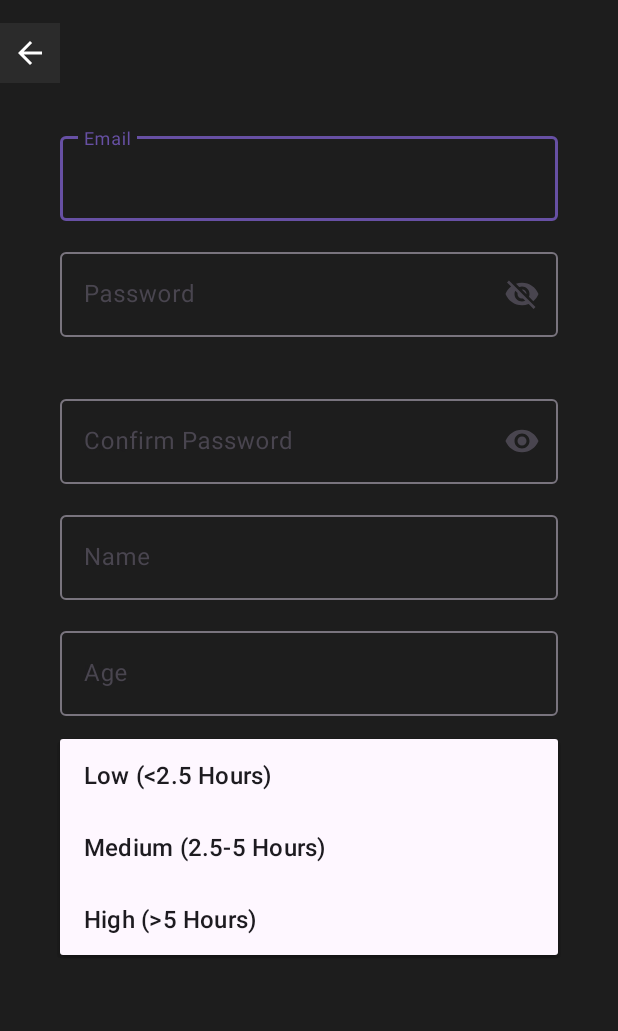
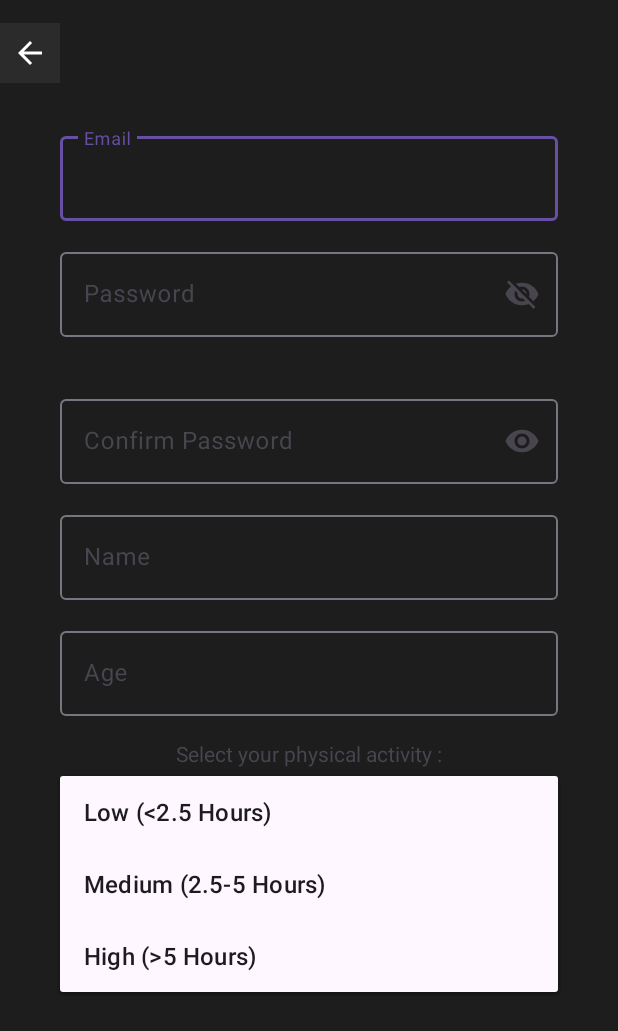
Before and after one commit to AlejandroFrancosFernandez/TFGSportPro, an Android app: the RegisterActivity screen opened directly, with no data from a screen before it, after a tap on "Low (<2.5 Hours)", on a phone screen of 412 x 824 dp. Shown: the top 1031 px of the screen. Run offline under Robolectric (Android 15) with nearby library versions, the phone set to English and light mode, and no system bars; our stand-ins replace Firebase (no records; nobody signed in at launch, a user with empty details on screens opened directly); 2 other taps on this screen came first.

Commit message:
Cambios en las traducciones

```diff
--- a/app/build.gradle.kts
+++ b/app/build.gradle.kts
@@ -51,6 +51,9 @@ dependencies {
     implementation(libs.firebase.firestore)
     implementation(libs.firebase.firestore.ktx)
 
+    implementation ("androidx.viewpager2:viewpager2:1.1.0")
+    implementation ("me.relex:circleindicator:2.1.6")
+
     implementation(libs.androidx.core.ktx)
     implementation(libs.androidx.appcompat)
     implementation(libs.material)
--- a/app/src/main/res/layout/activity_register.xml
+++ b/app/src/main/res/layout/activity_register.xml
@@ -34,7 +34,7 @@
             android:id="@+id/tiet_email"
             android:layout_width="match_parent"
             android:layout_height="wrap_content"
-            android:hint="Email"
+            android:hint="@string/email"
             android:textColor="@color/white" />
     </com.google.android.material.textfield.TextInputLayout>
 
@@ -55,7 +55,7 @@
             android:id="@+id/tiet_password"
             android:layout_width="match_parent"
             android:layout_height="wrap_content"
-            android:hint="Password"
+            android:hint="@string/password"
             android:inputType="textPassword"
             android:textColor="@color/white" />
 
@@ -79,7 +79,7 @@
             android:id="@+id/tiet_confirmPassword"
             android:layout_width="match_parent"
             android:layout_height="wrap_content"
-            android:hint="hint"
+            android:hint="@string/confirmPassword"
             android:inputType="textPassword"
             android:textColor="@color/white" />
     </com.google.android.material.textfield.TextInputLayout>
@@ -91,7 +91,7 @@
         android:layout_marginStart="40dp"
         android:layout_marginTop="15dp"
         android:layout_marginEnd="40dp"
-        android:hint="Name"
+        android:hint="@string/name"
         app:layout_constraintEnd_toEndOf="parent"
         app:layout_constraintStart_toStartOf="parent"
         app:layout_constraintTop_toBottomOf="@+id/InputConfirmPassword">
@@ -120,22 +120,32 @@
             android:id="@+id/tiet_age"
             android:layout_width="match_parent"
             android:layout_height="wrap_content"
-            android:hint="hint"
+            android:hint="@string/age"
             android:textColor="@color/white"/>
     </com.google.android.material.textfield.TextInputLayout>
+
+    <TextView
+        android:id="@+id/infoPhysicalLevel"
+        android:layout_width="wrap_content"
+        android:layout_height="wrap_content"
+        android:layout_marginTop="15dp"
+        android:text="@string/infoPhysicalLevel"
+        app:layout_constraintEnd_toEndOf="parent"
+        app:layout_constraintStart_toStartOf="parent"
+        app:layout_constraintTop_toBottomOf="@+id/InputAge" />
 
     <Spinner
         android:id="@+id/PhysicalActivityLevel"
         android:layout_width="match_parent"
         android:layout_height="wrap_content"
         android:layout_marginStart="40dp"
-        android:layout_marginTop="15dp"
+        android:layout_marginTop="5dp"
         android:layout_marginEnd="40dp"
         android:background="@color/gray"
         android:minHeight="48dp"
         app:layout_constraintEnd_toEndOf="parent"
         app:layout_constraintStart_toStartOf="parent"
-        app:layout_constraintTop_toBottomOf="@+id/InputAge" />
+        app:layout_constraintTop_toBottomOf="@+id/infoPhysicalLevel" />
 
     <Button
         android:id="@+id/b_register"
@@ -143,7 +153,7 @@
         android:layout_height="wrap_content"
         android:layout_marginTop="15dp"
         android:backgroundTint="@color/gray"
-        android:text="Register"
+        android:text="@string/register"
         app:layout_constraintEnd_toEndOf="parent"
         app:layout_constraintStart_toStartOf="parent"
         app:layout_constraintTop_toBottomOf="@+id/PhysicalActivityLevel" />
--- a/app/src/main/res/menu/botonnavigation.xml
+++ b/app/src/main/res/menu/botonnavigation.xml
@@ -1,13 +1,13 @@
 <?xml version="1.0" encoding="utf-8"?>
 <menu xmlns:android="http://schemas.android.com/apk/res/android">
 
-    <item android:title="Training"
+    <item android:title="@string/Training"
         android:id="@+id/navTraining"
         android:icon="@drawable/trainingicon"/>
-    <item android:title="Resume"
+    <item android:title="@string/Resume"
         android:id="@+id/navResume"
         android:icon="@drawable/resumeicon"/>
-    <item android:title="Me"
+    <item android:title="@string/Me"
         android:id="@+id/navMe"
         android:icon="@drawable/meicon"/>
 </menu>
```
Also changed, not shown: app/src/main/res/layout/activity_main.xml (+4 -4 lines), app/src/main/res/layout/fragment_training.xml (+15 -15 lines), app/src/main/res/values/strings.xml (+34 -1 lines), 1 other file.
